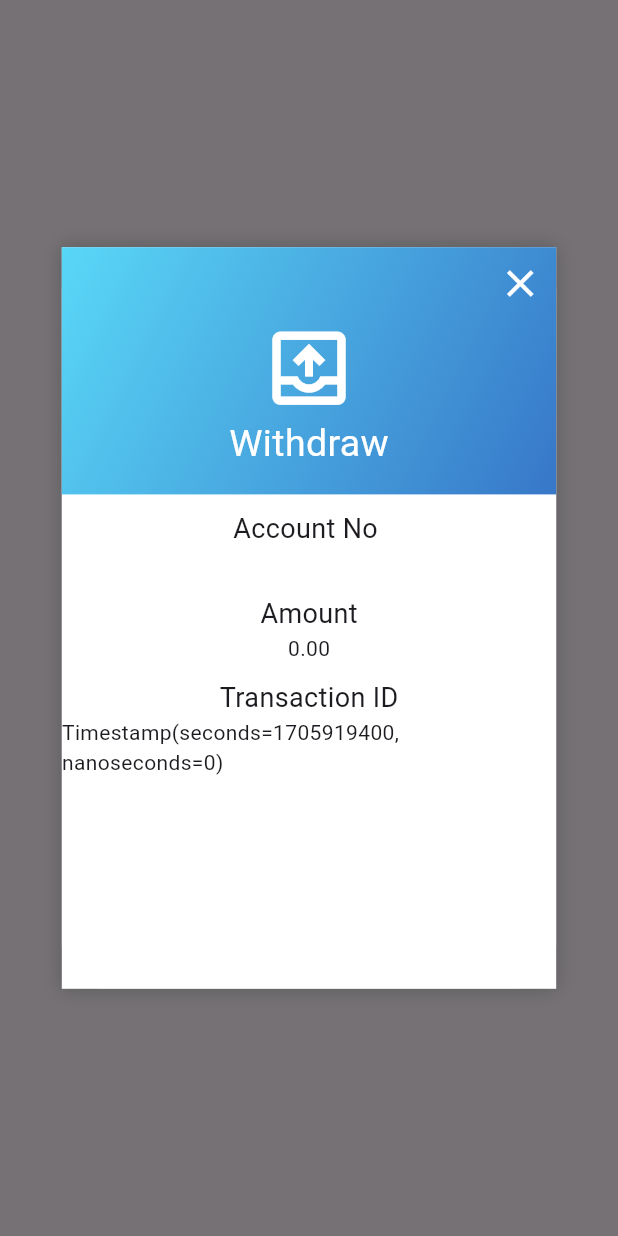
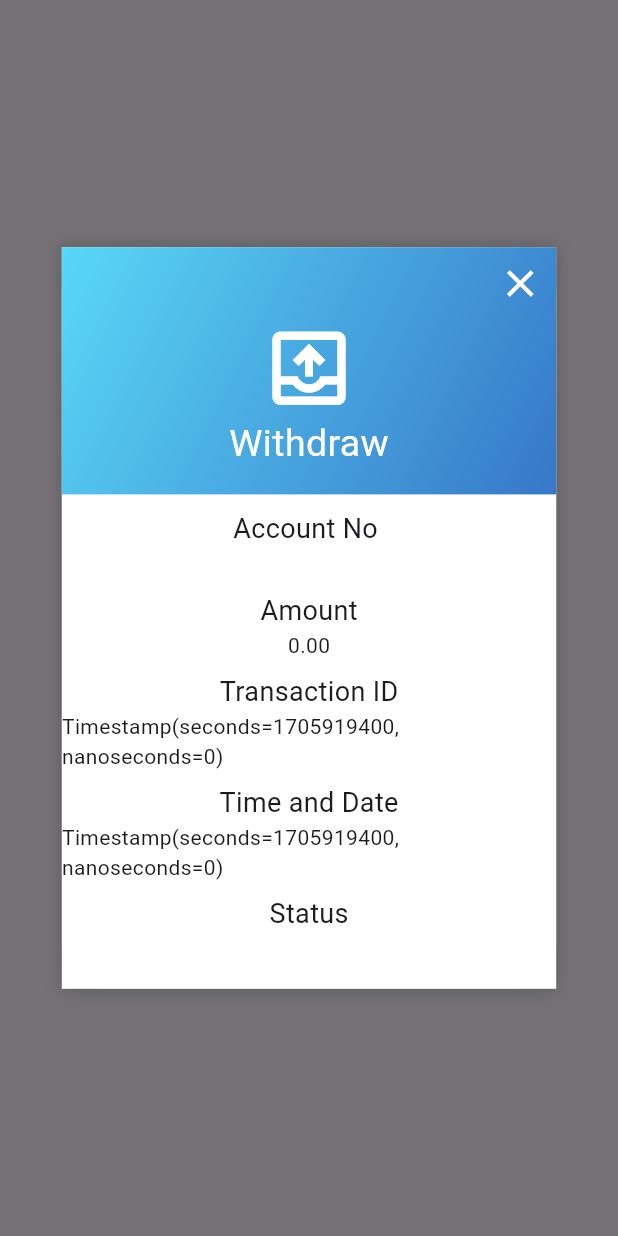
Before and after one commit to SagorSamadder/sAcademy-teacher, a Flutter app: what showTransactionDetails() shows on an empty page, opened directly with empty values, on a phone screen of 412 x 824 dp. Run offline on Flutter 3.47's test engine with Material 3 defaults, Android fonts, the phone set to English and light mode, and no system bars; our stand-ins replace cloud_firestore, firebase_auth, firebase_core, firebase_storage, get, image_picker and 1 more; accounts and stored records are empty.

Commit message:
fixing bugs

```diff
--- a/lib/app/Transactions/widget/transaction_details.dart
+++ b/lib/app/Transactions/widget/transaction_details.dart
@@ -63,12 +63,29 @@ void showTransactionDetails(BuildContext context, questionData) {
                 children: [
                   "Account No ".text.size(18).make(),
                   "${questionData['number']}".text.make(),
-                  10.heightBox,
+                  8.heightBox,
                   "Amount".text.size(18).make(),
                   "${questionData['amount']}".numCurrency.text.make(),
-                  10.heightBox,
+                  8.heightBox,
                   "Transaction ID".text.size(18).make(),
                   "${questionData['timestamp']}".text.make(),
+                  8.heightBox,
+                  "Time and Date".text.size(18).make(),
+                  "${questionData['time']}".text.make(),
+                  8.heightBox,
+                  "Status".text.size(18).make(),
+                  "${questionData['status']}"
+                      .text
+                      .color(
+                        questionData['status'] == 'accepted'
+                            ? const Color.fromARGB(255, 6, 120, 219)
+                            : (questionData['status'] == 'pending'
+                                ? Colors.black
+                                : Colors.red),
+                      )
+                      .size(16)
+                      .semiBold
+                      .make(),
                 ],
               )
             ],
```
Also changed, not shown: lib/app/Transactions/view/transaction_view.dart (+4 -3 lines).
